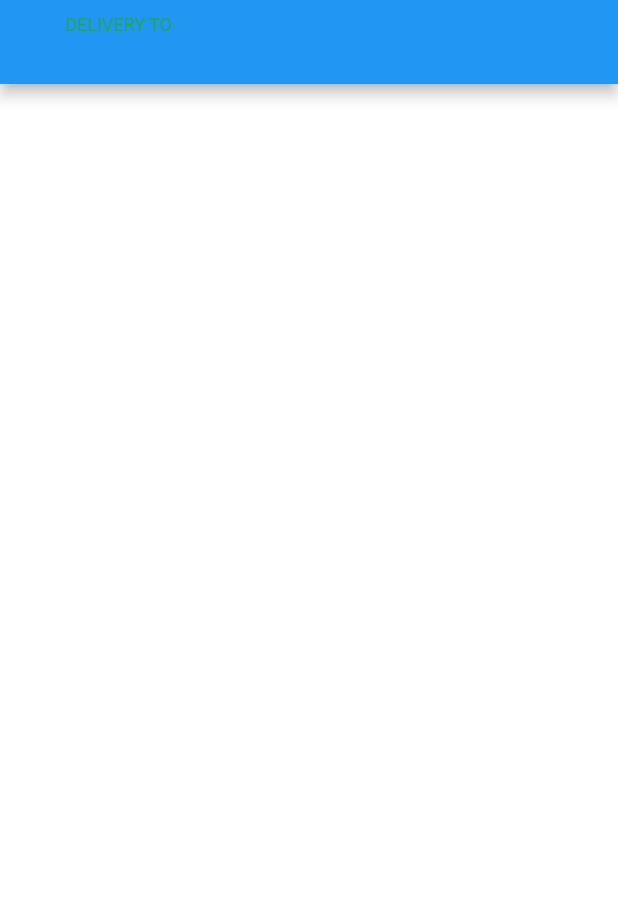
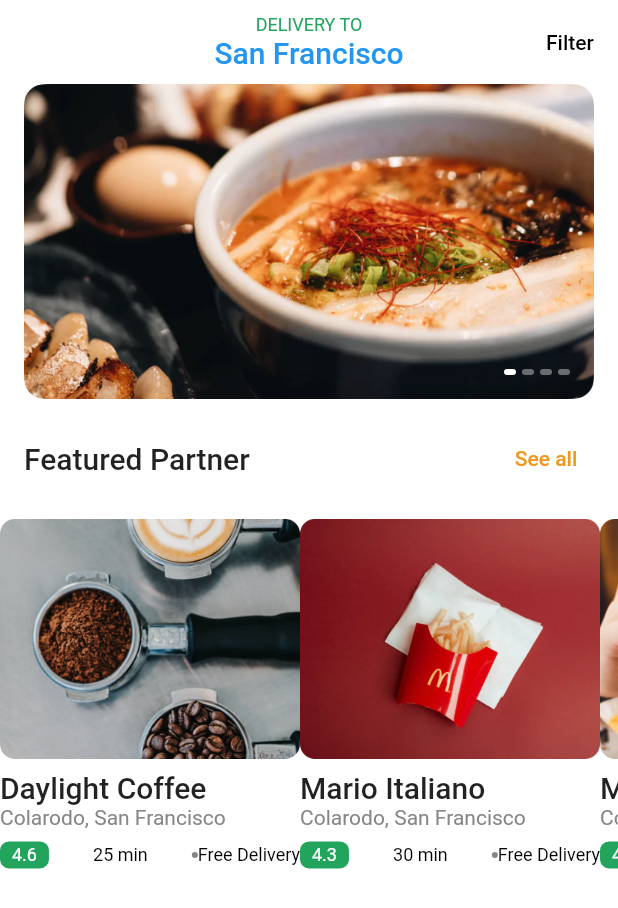
Before and after one commit to naneps/FOOD-APP-UI-FLUTTER, a Flutter app: the screen it shows after launch, on a phone screen of 412 x 824 dp. Shown: the top 908 px of the screen. Run offline on Flutter 3.47's test engine with Material 2 defaults, Android fonts, the phone set to English and light mode, and no system bars; Roboto replaces fonts that are missing (SF Pro Text).

Commit message:
creating structural widgets

```diff
--- a/food_app_ui/lib/theme.dart
+++ b/food_app_ui/lib/data/theme.dart
@@ -1,4 +1,5 @@
 import 'package:flutter/material.dart';
+import 'package:food_app_ui/data/constants.dart';
 
 import 'constants.dart';
 
--- a/food_app_ui/lib/main.dart
+++ b/food_app_ui/lib/main.dart
@@ -1,6 +1,6 @@
 import 'package:flutter/material.dart';
+import 'package:food_app_ui/data/theme.dart';
 import 'package:food_app_ui/screens/home/home_screen.dart';
-import 'package:food_app_ui/theme.dart';
 
 void main() {
   runApp(MyApp());
--- a/food_app_ui/lib/screens/home/home_screen.dart
+++ b/food_app_ui/lib/screens/home/home_screen.dart
@@ -1,5 +1,9 @@
 import 'package:flutter/material.dart';
-import 'package:food_app_ui/constants.dart';
+import 'package:food_app_ui/data/constants.dart';
+import 'package:food_app_ui/data/demoData.dart';
+import 'package:food_app_ui/widgets/image_caourusel.dart';
+import 'package:food_app_ui/widgets/restauran_medium_card.dart';
+import 'package:food_app_ui/widgets/section_title.dart';
 
 class HomeScreen extends StatelessWidget {
   const HomeScreen({Key? key}) : super(key: key);
@@ -7,7 +11,12 @@ class HomeScreen extends StatelessWidget {
   @override
   Widget build(BuildContext context) {
     return Scaffold(
-      appBar: AppBar(
+      body: CustomScrollView(
+        slivers: [
+          SliverAppBar(
+            backgroundColor: Colors.transparent,
+            elevation: 0,
+            centerTitle: true,
             title: Column(
               children: [
                 Text(
@@ -20,9 +29,47 @@ class HomeScreen extends StatelessWidget {
                 Text(
                   "San Francisco",
                   style: TextStyle(color: Colors.blue),
+                ),
+              ],
+            ),
+            actions: [
+              TextButton(
+                  onPressed: () {},
+                  child: Text(
+                    "Filter",
+                    style: TextStyle(color: Colors.black),
+                  ))
+            ],
+          ),
+          SliverPadding(
+              padding: EdgeInsets.symmetric(horizontal: defaultPadding),
+              sliver: SliverToBoxAdapter(child: ImageCarousel())),
+          SliverPadding(
+            padding: EdgeInsets.all(defaultPadding),
+            sliver: SliverToBoxAdapter(
+              child: SectionTitle(
+                title: "Featured Partner",
+                press: () {},
+              ),
+            ),
+          ),
+          SliverToBoxAdapter(
+            child: SingleChildScrollView(
+              scrollDirection: Axis.horizontal,
+              child: Row(
+                children: List.generate(
+                    demoMediumCardData.length,
+                    (index) => RestaurantInfoMediumCard(
+                        title: demoMediumCardData[index]['name'],
+                        image: demoMediumCardData[index]['image'],
+                        location: demoMediumCardData[index]['location'],
+                        deliveryTime: demoMediumCardData[index]['delivertTime'],
+                        rating: demoMediumCardData[index]['rating'],
+                        press: () {})),
+              ),
+            ),
           )
         ],
-        ),
       ),
     );
   }
--- /dev/null
+++ b/food_app_ui/lib/widgets/image_caourusel.dart
@@ -0,0 +1,46 @@
+import 'package:flutter/material.dart';
+import 'package:food_app_ui/data/constants.dart';
+import 'package:food_app_ui/data/demoData.dart';
+import 'package:food_app_ui/widgets/indicator_dot.dart';
+
+class ImageCarousel extends StatefulWidget {
+  const ImageCarousel({Key? key}) : super(key: key);
+
+  @override
+  State<ImageCarousel> createState() => _ImageCarouselState();
+}
+
+class _ImageCarouselState extends State<ImageCarousel> {
+  int _curentPage = 0;
+  @override
+  Widget build(BuildContext context) {
+    return AspectRatio(
+      aspectRatio: 1.81,
+      child: Stack(
+        children: [
+          PageView.builder(
+            onPageChanged: (value) {
+              setState(() {
+                _curentPage = value;
+              });
+            },
+            itemCount: demoBigImages.length,
+            itemBuilder: (context, index) => Image.asset(demoBigImages[index]),
+          ),
+          Positioned(
+              bottom: defaultPadding,
+              right: defaultPadding,
+              child: Row(
+                children: List.generate(
+                    demoBigImages.length,
+                    (index) => Padding(
+                          padding:
+                              const EdgeInsets.only(left: defaultPadding / 4),
+                          child: IndicatorDot(isActive: index == _curentPage),
+                        )),
+              ))
+        ],
+      ),
+    );
+  }
+}
--- /dev/null
+++ b/food_app_ui/lib/widgets/indicator_dot.dart
@@ -0,0 +1,18 @@
+import 'package:flutter/material.dart';
+// import 'package:flutter/widgets.dart'
+
+class IndicatorDot extends StatelessWidget {
+  final bool isActive;
+  const IndicatorDot({required this.isActive, Key? key}) : super(key: key);
+
+  @override
+  Widget build(BuildContext context) {
+    return Container(
+      height: 4,
+      width: 8,
+      decoration: BoxDecoration(
+          color: isActive ? Colors.white : Colors.white38,
+          borderRadius: BorderRadius.circular(12)),
+    );
+  }
+}
--- /dev/null
+++ b/food_app_ui/lib/widgets/restauran_medium_card.dart
@@ -0,0 +1,84 @@
+import 'package:flutter/material.dart';
+import 'package:food_app_ui/data/constants.dart';
+import 'package:food_app_ui/data/demoData.dart';
+
+class RestaurantInfoMediumCard extends StatelessWidget {
+  final String title, image, location;
+  final int deliveryTime;
+  final double rating;
+  final VoidCallback press;
+  RestaurantInfoMediumCard({
+    required this.title,
+    required this.image,
+    required this.location,
+    required this.deliveryTime,
+    required this.rating,
+    required this.press,
+    Key? key,
+  }) : super(key: key);
+
+  @override
+  Widget build(BuildContext context) {
+    return InkWell(
+      borderRadius: BorderRadius.circular(12),
+      onTap: () {},
+      child: SizedBox(
+        width: 200,
+        child: Column(
+          crossAxisAlignment: CrossAxisAlignment.start,
+          children: [
+            AspectRatio(
+              aspectRatio: 1.25,
+              child: Image.asset(image),
+            ),
+            SizedBox(
+              height: defaultPadding / 2,
+            ),
+            Text(
+              title,
+              style: Theme.of(context).textTheme.headline6,
+              maxLines: 1,
+              overflow: TextOverflow.ellipsis,
+            ),
+            Text(
+              location,
+              style: TextStyle(color: kBodyTextColor),
+              maxLines: 1,
+              overflow: TextOverflow.ellipsis,
+            ),
+            Padding(
+              padding: const EdgeInsets.symmetric(vertical: defaultPadding / 2),
+              child: DefaultTextStyle(
+                style: TextStyle(color: Colors.black, fontSize: 12),
+                child: Row(
+                  children: [
+                    Container(
+                      padding: EdgeInsets.symmetric(
+                          horizontal: defaultPadding / 2,
+                          vertical: defaultPadding / 8),
+                      decoration: BoxDecoration(
+                          color: kActiveColor,
+                          borderRadius: BorderRadius.circular(6)),
+                      child: Text(
+                        rating.toString(),
+                        style: TextStyle(color: Colors.white, fontSize: 12),
+                      ),
+                    ),
+                    Spacer(),
+                    Text("$deliveryTime min"),
+                    Spacer(),
+                    CircleAvatar(
+                      radius: 2,
+                      backgroundColor: Color(0xFF868686),
+                    ),
+                    Text("Free Delivery")
+                  ],
+                ),
+              ),
+            )
+          ],
+        ),
+      ),
+    );
+  }
+}
--- /dev/null
+++ b/food_app_ui/lib/widgets/section_title.dart
@@ -0,0 +1,29 @@
+import 'package:flutter/material.dart';
+import 'package:food_app_ui/data/constants.dart';
+
+class SectionTitle extends StatelessWidget {
+  const SectionTitle({
+    required this.title,
+    required this.press,
+    Key? key,
+  }) : super(key: key);
+  final String title;
+  final VoidCallback press;
+  @override
+  Widget build(BuildContext context) {
+    return Row(
+      mainAxisAlignment: MainAxisAlignment.spaceBetween,
+      children: [
+        Text(
+          title,
+          style: Theme.of(context).textTheme.headline6,
+        ),
+        TextButton(
+          onPressed: press,
+          child: Text("See all"),
+          style: TextButton.styleFrom(primary: kAccentColor),
+        )
+      ],
+    );
+  }
+}
```
Also changed, not shown: food_app_ui/lib/data/constants.dart (renamed from food_app_ui/lib/constants.dart), food_app_ui/lib/data/demoData.dart (renamed from food_app_ui/lib/demoData.dart). Lines whose indentation alone changed are shown as unchanged.
